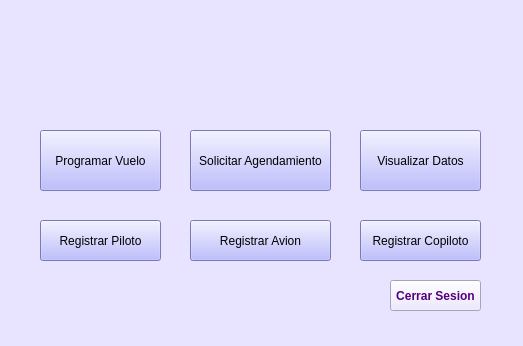
This is Interfaces Aeropuerto/interfazAerolinea.ui in vanesagustin98/Aerocamp as Qt 5 draws it before an edit. The edited form follows.
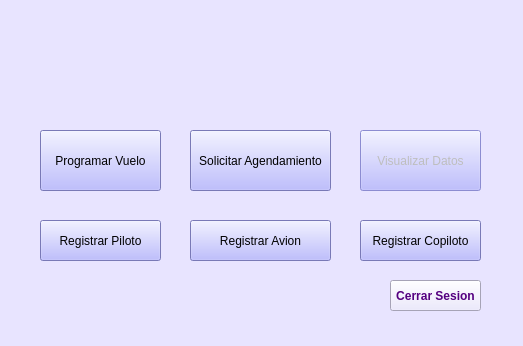
This is the edited form. Icons and pictures are not drawn.

What changed in the file:
```diff
--- a/Interfaces Aeropuerto/interfazAerolinea.ui
+++ b/Interfaces Aeropuerto/interfazAerolinea.ui
@@ -60,6 +60,9 @@
     </property>
    </widget>
    <widget class="QPushButton" name="bt_visualizarDatos">
+    <property name="enabled">
+     <bool>false</bool>
+    </property>
     <property name="geometry">
      <rect>
       <x>360</x>
```
